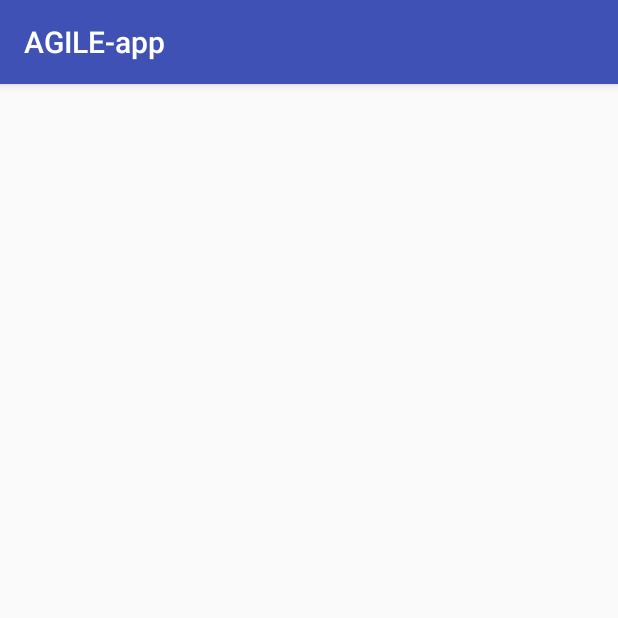
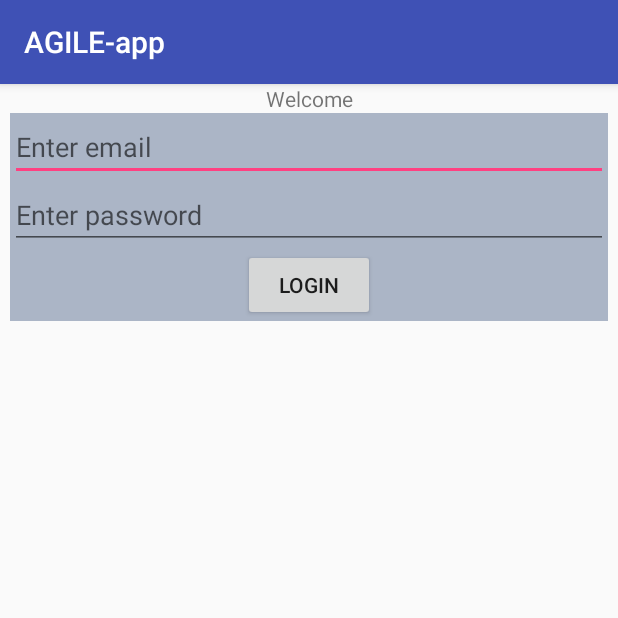
Before and after one commit to AminDhouib/home_service_booking_android, an Android app: the LoginActivity screen opened directly, with no data from a screen before it, on a phone screen of 412 x 824 dp, the top half of it. Run offline under Robolectric (Android 15) with nearby library versions, the phone set to English and light mode, and no system bars.

Commit message:
rough login page

```diff
--- a/app/src/main/res/layout/activity_login.xml
+++ b/app/src/main/res/layout/activity_login.xml
@@ -1,9 +1,48 @@
 <?xml version="1.0" encoding="utf-8"?>
-<android.support.constraint.ConstraintLayout xmlns:android="http://schemas.android.com/apk/res/android"
+<LinearLayout xmlns:android="http://schemas.android.com/apk/res/android"
     xmlns:app="http://schemas.android.com/apk/res-auto"
     xmlns:tools="http://schemas.android.com/tools"
     android:layout_width="match_parent"
     android:layout_height="match_parent"
-    tools:context=".LoginActivity">
+    tools:context=".LoginActivity"
+    android:orientation="vertical">
 
-</android.support.constraint.ConstraintLayout>
+    <TextView
+        android:layout_width="match_parent"
+        android:layout_height="wrap_content"
+        android:text="Welcome"
+        android:textAlignment="center"/>
+
+    <LinearLayout
+        android:layout_width="match_parent"
+        android:layout_height="wrap_content"
+        android:orientation="vertical"
+        android:background="@color/grey"
+        android:layout_marginLeft="10px"
+        android:layout_marginRight="10px">
+
+
+        <EditText
+            android:layout_width="match_parent"
+            android:layout_height="wrap_content"
+            android:hint="Enter email" />
+
+        <EditText
+            android:layout_width="match_parent"
+            android:layout_height="wrap_content"
+            android:hint="Enter password"/>
+        <RelativeLayout
+            android:layout_width="match_parent"
+            android:layout_height="wrap_content">
+            <Button
+                android:layout_width="wrap_content"
+                android:layout_height="wrap_content"
+                android:text="Login"
+                android:layout_centerInParent="true"/>
+
+        </RelativeLayout>
+    </LinearLayout>
+
+
+
+</LinearLayout>
--- a/app/src/main/res/values/colors.xml
+++ b/app/src/main/res/values/colors.xml
@@ -3,4 +3,5 @@
     <color name="colorPrimary">#3F51B5</color>
     <color name="colorPrimaryDark">#303F9F</color>
     <color name="colorAccent">#FF4081</color>
+    <color name="grey">#abb5c6</color>
 </resources>
```
